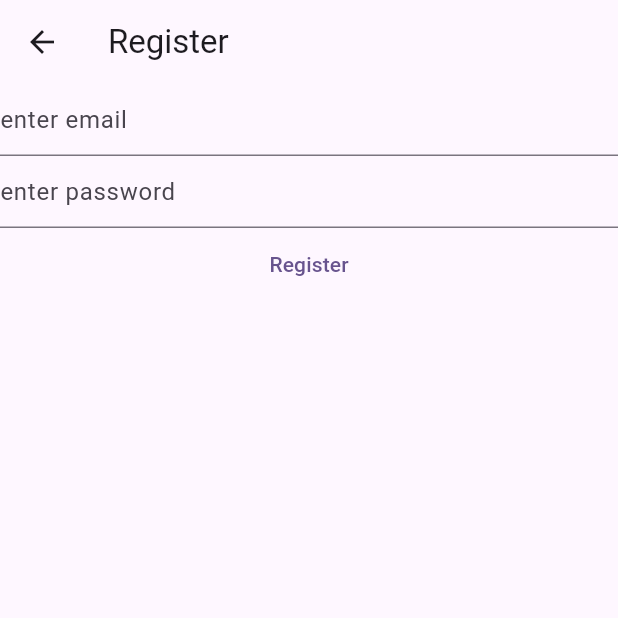
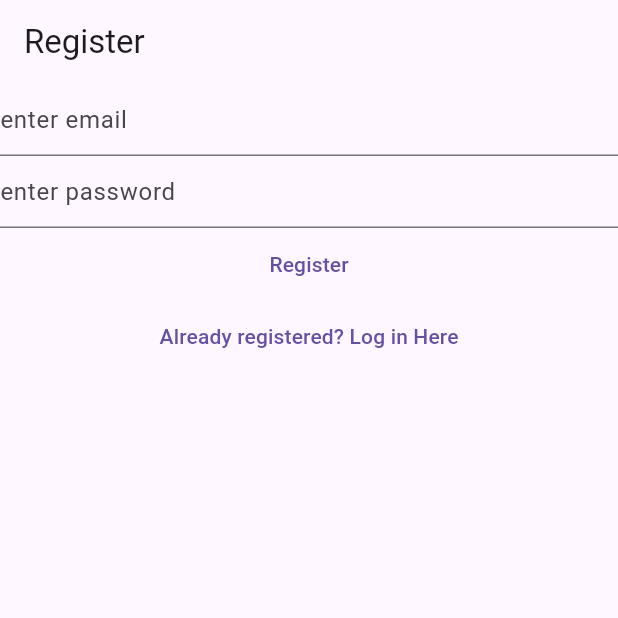
Before and after one commit to Kofiacheampong/mynotesflutter, a Flutter app: the RegisterView screen opened directly, on a phone screen of 412 x 824 dp, the top half of it. Run offline on Flutter 3.47's test engine with Material 3 defaults, Android fonts, the phone set to English and light mode, and no system bars; our stand-ins replace firebase_auth, firebase_core; accounts and stored records are empty.

Commit message:
finalized used email verification created navigation links on log in and register pages

```diff
--- a/lib/views/register_view.dart
+++ b/lib/views/register_view.dart
@@ -1,7 +1,7 @@
 import 'package:firebase_core/firebase_core.dart';
 import 'package:flutter/material.dart';
 import 'package:firebase_auth/firebase_auth.dart';
-import 'firebase_options.dart';
+import 'package:mynotes/firebase_options.dart';
 
 class RegisterView extends StatefulWidget {
   const RegisterView({super.key});
@@ -36,29 +36,21 @@ class _RegisterViewState extends State<RegisterView> {
       appBar: AppBar(
         title: const Text('Register'),
       ),
-      body: FutureBuilder(
-          future: Firebase.initializeApp(
-              options: DefaultFirebaseOptions.currentPlatform),
-          builder: (context, snapshot) {
-            switch (snapshot.connectionState) {
-              case ConnectionState.done:
-                return Column(
+      body: Column(
         children: [
           TextField(
             controller: _email,
             enableSuggestions: false,
             autocorrect: false,
             keyboardType: TextInputType.emailAddress,
-                      decoration:
-                          const InputDecoration(hintText: 'enter email'),
+            decoration: const InputDecoration(hintText: 'enter email'),
           ),
           TextField(
             controller: _password,
             obscureText: true,
             autocorrect: false,
             enableSuggestions: false,
-                      decoration:
-                          const InputDecoration(hintText: 'enter password'),
+            decoration: const InputDecoration(hintText: 'enter password'),
           ),
           TextButton(
             onPressed: () async {
@@ -86,12 +78,14 @@ class _RegisterViewState extends State<RegisterView> {
               'Register',
             ),
           ),
+          TextButton(
+              onPressed: () {
+                Navigator.of(context)
+                    .pushNamedAndRemoveUntil('/login/', (route) => false);
+              },
+              child: const Text('Already registered? Log in Here'))
         ],
-                );
-              default:
-                return const Text('Loading..');
-            }
-          }),
+      ),
     );
   }
 }
```
Also changed, not shown: lib/main.dart (+42 -10 lines), lib/views/login_view.dart (+11 -19 lines). Lines whose indentation alone changed are shown as unchanged.
